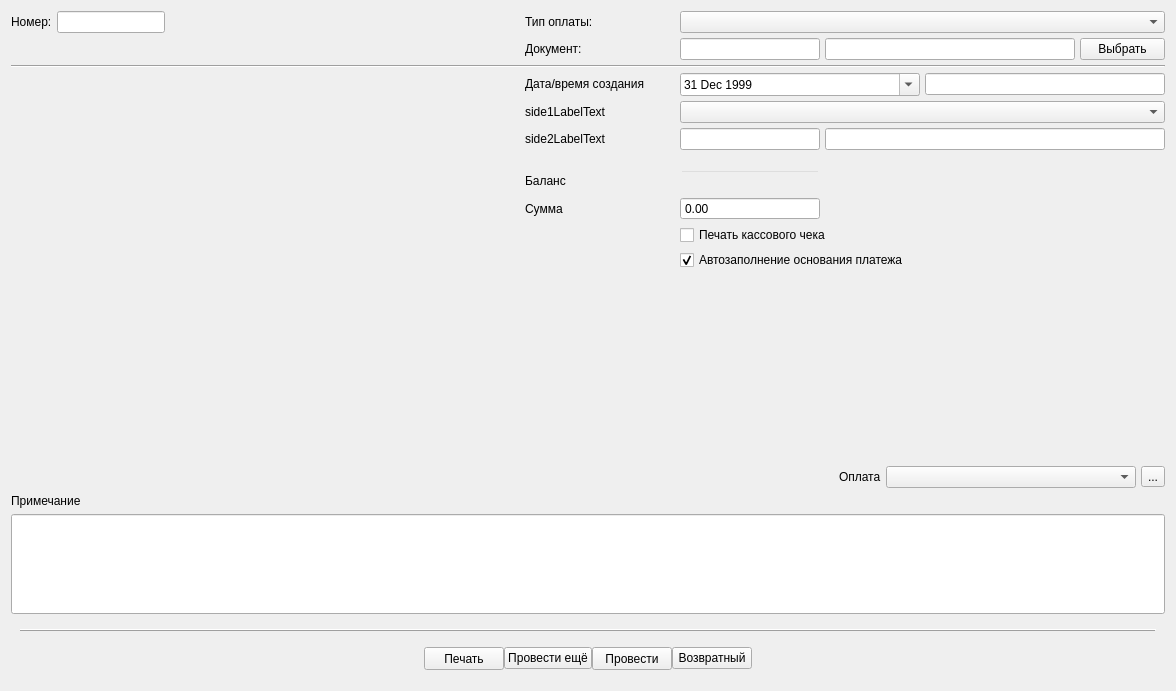
solderercb/snap_crm, file tabcashoperation.ui: the form before one commit.
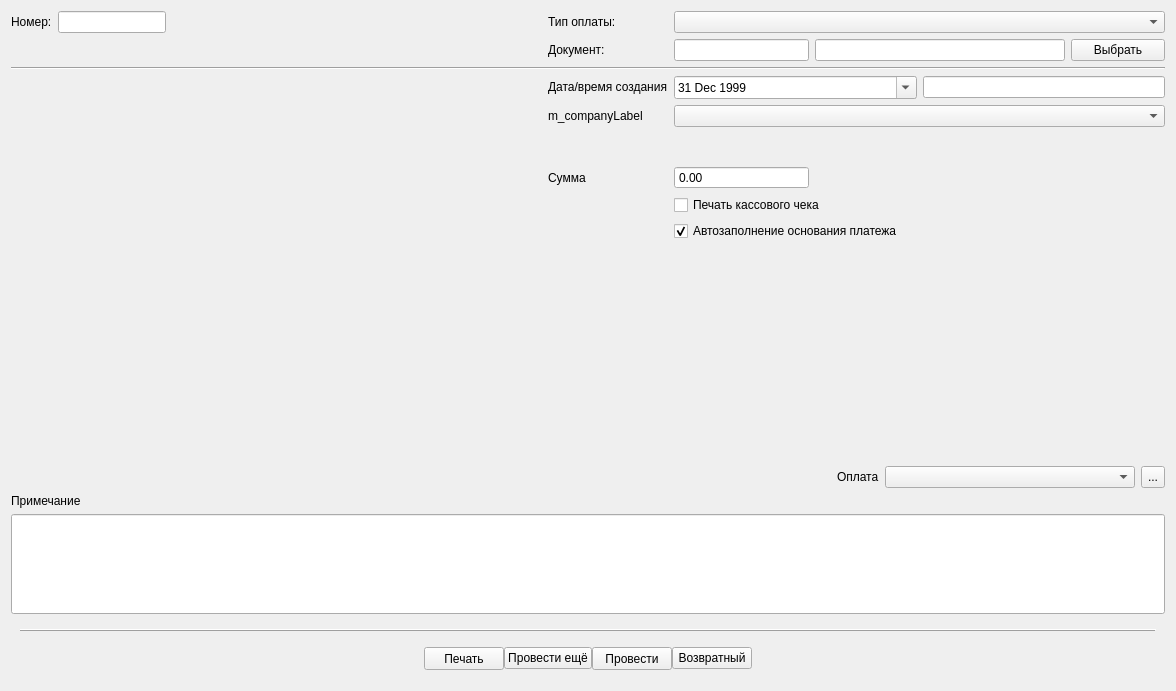
The form after the commit. Icons and pictures are not drawn. Custom widgets are drawn as their Qt base class.

```diff
--- a/tabcashoperation.ui
+++ b/tabcashoperation.ui
@@ -28,40 +28,14 @@
      <item row="1" column="0">
       <layout class="QVBoxLayout" name="verticalLayout" stretch="0,0">
        <item>
-        <layout class="QGridLayout" name="centerGridLayout" rowstretch="0,0,0,0,0,0,0,0,0,0,0,0,0" columnstretch="1,0,0,0" columnminimumwidth="0,150,140,340">
-         <property name="spacing">
-          <number>5</number>
-         </property>
-         <item row="1" column="0">
-          <widget class="QLabel" name="dummyForRowHeight">
+        <layout class="QGridLayout" name="centerGridLayout" rowstretch="0,0,0,0,0,0,0,0,0,0,0,0" columnstretch="1,0,0,0" columnminimumwidth="0,0,0,350">
+         <item row="0" column="2" colspan="2">
+          <widget class="QComboBox" name="comboBoxOperationType">
            <property name="sizePolicy">
-            <sizepolicy hsizetype="Preferred" vsizetype="Minimum">
+            <sizepolicy hsizetype="MinimumExpanding" vsizetype="Fixed">
              <horstretch>0</horstretch>
              <verstretch>0</verstretch>
             </sizepolicy>
-           </property>
-           <property name="styleSheet">
-            <string notr="true">color: rgba(255, 255, 255, 0);</string>
-           </property>
-           <property name="text">
-            <string>dummyForHeight</string>
-           </property>
-           <property name="margin">
-            <number>4</number>
-           </property>
-          </widget>
-         </item>
-         <item row="8" column="1">
-          <widget class="QLabel" name="labelSumm">
-           <property name="text">
-            <string>Сумма</string>
-           </property>
-          </widget>
-         </item>
-         <item row="4" column="1">
-          <widget class="QLabel" name="labelSide1">
-           <property name="text">
-            <string>side1LabelText</string>
            </property>
           </widget>
          </item>
@@ -75,86 +49,10 @@
            </property>
           </widget>
          </item>
-         <item row="7" column="0" rowspan="5">
-          <layout class="QVBoxLayout" name="verticalLayout_2">
-           <item>
-            <spacer name="verticalSpacer">
-             <property name="orientation">
-              <enum>Qt::Vertical</enum>
-             </property>
-             <property name="sizeHint" stdset="0">
-              <size>
-               <width>20</width>
-               <height>40</height>
-              </size>
-             </property>
-            </spacer>
-           </item>
-          </layout>
-         </item>
-         <item row="5" column="3">
-          <widget class="SLineEdit" name="lineEditClientLastName">
-           <property name="minimumSize">
-            <size>
-             <width>280</width>
-             <height>0</height>
-            </size>
-           </property>
-          </widget>
-         </item>
-         <item row="11" column="3">
-          <spacer name="verticalSpacer_2">
-           <property name="orientation">
-            <enum>Qt::Vertical</enum>
-           </property>
-           <property name="sizeHint" stdset="0">
-            <size>
-             <width>20</width>
-             <height>40</height>
-            </size>
-           </property>
-          </spacer>
-         </item>
-         <item row="0" column="2" colspan="2">
-          <widget class="QComboBox" name="comboBoxOrderType">
-           <property name="sizePolicy">
-            <sizepolicy hsizetype="MinimumExpanding" vsizetype="Fixed">
-             <horstretch>0</horstretch>
-             <verstretch>0</verstretch>
-            </sizepolicy>
-           </property>
-          </widget>
-         </item>
-         <item row="3" column="1">
-          <widget class="QLabel" name="labelDate">
-           <property name="sizePolicy">
-            <sizepolicy hsizetype="Preferred" vsizetype="Fixed">
-             <horstretch>0</horstretch>
-             <verstretch>0</verstretch>
-            </sizepolicy>
-           </property>
-           <property name="text">
-            <string>Дата/время создания</string>
-           </property>
-           <property name="margin">
-            <number>3</number>
-           </property>
-           <property name="indent">
-            <number>0</number>
-           </property>
-          </widget>
-         </item>
-         <item row="7" column="1">
-          <widget class="QLabel" name="labelBalance">
-           <property name="text">
-            <string>Баланс</string>
-           </property>
-          </widget>
-         </item>
          <item row="3" column="2" colspan="2">
           <layout class="QHBoxLayout" name="horizontalLayout_4" stretch="1,1">
            <item>
-            <widget class="QDateEdit" name="dateEdit">
+            <widget class="SDateEdit" name="dateEdit">
              <property name="frame">
               <bool>true</bool>
              </property>
@@ -163,7 +61,7 @@
              </property>
              <property name="dateTime">
               <datetime>
-               <hour>21</hour>
+               <hour>9</hour>
                <minute>0</minute>
                <second>0</second>
                <year>1999</year>
@@ -173,7 +71,7 @@
              </property>
              <property name="maximumDateTime">
               <datetime>
-               <hour>20</hour>
+               <hour>8</hour>
                <minute>59</minute>
                <second>59</second>
                <year>2029</year>
@@ -183,7 +81,7 @@
              </property>
              <property name="minimumDateTime">
               <datetime>
-               <hour>21</hour>
+               <hour>9</hour>
                <minute>0</minute>
                <second>0</second>
                <year>1999</year>
@@ -205,10 +103,148 @@
            </item>
           </layout>
          </item>
-         <item row="9" column="2" colspan="2">
-          <widget class="QCheckBox" name="checkBoxPrintCheck">
+         <item row="1" column="0">
+          <widget class="QLabel" name="dummyForRowHeight">
+           <property name="sizePolicy">
+            <sizepolicy hsizetype="Preferred" vsizetype="Minimum">
+             <horstretch>0</horstretch>
+             <verstretch>0</verstretch>
+            </sizepolicy>
+           </property>
+           <property name="styleSheet">
+            <string notr="true">color: rgba(255, 255, 255, 0);</string>
+           </property>
            <property name="text">
-            <string>Печать кассового чека</string>
+            <string>dummyForHeight</string>
+           </property>
+           <property name="margin">
+            <number>4</number>
+           </property>
+          </widget>
+         </item>
+         <item row="3" column="1">
+          <widget class="QLabel" name="labelDate">
+           <property name="sizePolicy">
+            <sizepolicy hsizetype="Preferred" vsizetype="Fixed">
+             <horstretch>0</horstretch>
+             <verstretch>0</verstretch>
+            </sizepolicy>
+           </property>
+           <property name="text">
+            <string>Дата/время создания</string>
+           </property>
+           <property name="margin">
+            <number>3</number>
+           </property>
+           <property name="indent">
+            <number>0</number>
+           </property>
+          </widget>
+         </item>
+         <item row="0" column="0">
+          <layout class="QHBoxLayout" name="horizontalLayout_8">
+           <item>
+            <widget class="QLabel" name="labelOrderNum">
+             <property name="sizePolicy">
+              <sizepolicy hsizetype="Preferred" vsizetype="Fixed">
+               <horstretch>0</horstretch>
+               <verstretch>0</verstretch>
+              </sizepolicy>
+             </property>
+             <property name="styleSheet">
+              <string notr="true"/>
+             </property>
+             <property name="text">
+              <string>Номер:</string>
+             </property>
+             <property name="margin">
+              <number>3</number>
+             </property>
+             <property name="indent">
+              <number>0</number>
+             </property>
+            </widget>
+           </item>
+           <item>
+            <widget class="QLineEdit" name="lineEditOrderNum">
+             <property name="sizePolicy">
+              <sizepolicy hsizetype="Minimum" vsizetype="Fixed">
+               <horstretch>0</horstretch>
+               <verstretch>0</verstretch>
+              </sizepolicy>
+             </property>
+             <property name="styleSheet">
+              <string notr="true"/>
+             </property>
+             <property name="readOnly">
+              <bool>true</bool>
+             </property>
+            </widget>
+           </item>
+           <item>
+            <spacer name="horizontalSpacer_3">
+             <property name="orientation">
+              <enum>Qt::Horizontal</enum>
+             </property>
+             <property name="sizeHint" stdset="0">
+              <size>
+               <width>40</width>
+               <height>20</height>
+              </size>
+             </property>
+            </spacer>
+           </item>
+          </layout>
+         </item>
+         <item row="2" column="0" colspan="4">
+          <widget class="Line" name="line_2">
+           <property name="orientation">
+            <enum>Qt::Horizontal</enum>
+           </property>
+          </widget>
+         </item>
+         <item row="10" column="3">
+          <spacer name="verticalSpacer_2">
+           <property name="orientation">
+            <enum>Qt::Vertical</enum>
+           </property>
+           <property name="sizeHint" stdset="0">
+            <size>
+             <width>20</width>
+             <height>40</height>
+            </size>
+           </property>
+          </spacer>
+         </item>
+         <item row="7" column="1">
+          <widget class="QLabel" name="labelSumm">
+           <property name="text">
+            <string>Сумма</string>
+           </property>
+          </widget>
+         </item>
+         <item row="5" column="1" colspan="3">
+          <widget class="SClientSelectForm" name="widgetClientInput" native="true">
+           <property name="enabled">
+            <bool>true</bool>
+           </property>
+           <property name="sizePolicy">
+            <sizepolicy hsizetype="Preferred" vsizetype="Minimum">
+             <horstretch>0</horstretch>
+             <verstretch>0</verstretch>
+            </sizepolicy>
+           </property>
+           <property name="minimumSize">
+            <size>
+             <width>0</width>
+             <height>21</height>
+            </size>
+           </property>
+           <property name="maximumSize">
+            <size>
+             <width>16777215</width>
+             <height>500</height>
+            </size>
            </property>
           </widget>
          </item>
@@ -222,44 +258,24 @@
            </property>
           </widget>
          </item>
-         <item row="2" column="0" colspan="4">
-          <widget class="Line" name="line_2">
-           <property name="orientation">
-            <enum>Qt::Horizontal</enum>
+         <item row="4" column="2" colspan="2">
+          <widget class="QComboBox" name="comboBoxCompany">
+           <property name="insertPolicy">
+            <enum>QComboBox::NoInsert</enum>
            </property>
           </widget>
          </item>
-         <item row="1" column="3">
-          <layout class="QHBoxLayout" name="horizontalLayout_5">
-           <item>
-            <widget class="QLineEdit" name="lineEditLinkedObjCaption">
-             <property name="sizePolicy">
-              <sizepolicy hsizetype="Minimum" vsizetype="Fixed">
-               <horstretch>0</horstretch>
-               <verstretch>0</verstretch>
-              </sizepolicy>
-             </property>
-             <property name="minimumSize">
-              <size>
-               <width>250</width>
-               <height>0</height>
-              </size>
-             </property>
-             <property name="styleSheet">
-              <string notr="true"/>
-             </property>
-            </widget>
-           </item>
-           <item>
-            <widget class="QPushButton" name="pushButtonOpenLinkedObject">
-             <property name="text">
-              <string>Выбрать</string>
-             </property>
-            </widget>
-           </item>
-          </layout>
+         <item row="9" column="2" colspan="2">
+          <widget class="QCheckBox" name="checkBoxAutoReason">
+           <property name="text">
+            <string>Автозаполнение основания платежа</string>
+           </property>
+           <property name="checked">
+            <bool>true</bool>
+           </property>
+          </widget>
          </item>
-         <item row="12" column="2" colspan="2">
+         <item row="11" column="2" colspan="2">
           <layout class="QHBoxLayout" name="horizontalLayout_7" stretch="0,0,1,0">
            <item>
             <spacer name="horizontalSpacer_6">
@@ -295,6 +311,12 @@
            </item>
            <item>
             <widget class="QComboBox" name="comboBoxPaymentAccount">
+             <property name="sizePolicy">
+              <sizepolicy hsizetype="Preferred" vsizetype="Fixed">
+               <horstretch>0</horstretch>
+               <verstretch>0</verstretch>
+              </sizepolicy>
+             </property>
              <property name="minimumSize">
               <size>
                <width>50</width>
@@ -314,6 +336,18 @@
            </item>
            <item>
             <widget class="QToolButton" name="toolButtonApplyPaymentSystem">
+             <property name="sizePolicy">
+              <sizepolicy hsizetype="Preferred" vsizetype="Preferred">
+               <horstretch>0</horstretch>
+               <verstretch>0</verstretch>
+              </sizepolicy>
+             </property>
+             <property name="sizeIncrement">
+              <size>
+               <width>1</width>
+               <height>1</height>
+              </size>
+             </property>
              <property name="text">
               <string>...</string>
              </property>
@@ -325,52 +359,67 @@
            </item>
           </layout>
          </item>
-         <item row="7" column="3">
-          <spacer name="horizontalSpacer_4">
-           <property name="orientation">
-            <enum>Qt::Horizontal</enum>
+         <item row="5" column="0" rowspan="6">
+          <layout class="QVBoxLayout" name="verticalLayout_2">
+           <item>
+            <spacer name="verticalSpacer">
+             <property name="orientation">
+              <enum>Qt::Vertical</enum>
+             </property>
+             <property name="sizeHint" stdset="0">
+              <size>
+               <width>20</width>
+               <height>40</height>
+              </size>
+             </property>
+            </spacer>
+           </item>
+          </layout>
+         </item>
+         <item row="1" column="2">
+          <widget class="QLineEdit" name="lineEditLinkedObjId">
+           <property name="sizePolicy">
+            <sizepolicy hsizetype="Minimum" vsizetype="Fixed">
+             <horstretch>0</horstretch>
+             <verstretch>0</verstretch>
+            </sizepolicy>
            </property>
-           <property name="sizeHint" stdset="0">
-            <size>
-             <width>40</width>
-             <height>0</height>
-            </size>
+           <property name="styleSheet">
+            <string notr="true"/>
            </property>
-          </spacer>
+          </widget>
+         </item>
+         <item row="1" column="3">
+          <layout class="QHBoxLayout" name="horizontalLayout_5">
+           <item>
+            <widget class="SLineEdit" name="lineEditLinkedObjCaption">
+             <property name="sizePolicy">
+              <sizepolicy hsizetype="Minimum" vsizetype="Fixed">
+               <horstretch>0</horstretch>
+               <verstretch>0</verstretch>
+              </sizepolicy>
+             </property>
+             <property name="minimumSize">
+              <size>
+               <width>250</width>
+               <height>0</height>
+              </size>
+             </property>
+             <property name="styleSheet">
+              <string notr="true"/>
+             </property>
+            </widget>
+           </item>
+           <item>
+            <widget class="QPushButton" name="pushButtonOpenLinkedObject">
+             <property name="text">
+              <string>Выбрать</string>
+             </property>
+            </widget>
+           </item>
+          </layout>
          </item>
          <item row="7" column="2">
-          <widget class="QLineEdit" name="lineEditBalance">
-           <property name="sizePolicy">
-            <sizepolicy hsizetype="Minimum" vsizetype="Fixed">
-             <horstretch>0</horstretch>
-             <verstretch>0</verstretch>
-            </sizepolicy>
-           </property>
-           <property name="minimumSize">
-            <size>
-             <width>135</width>
-             <height>0</height>
-            </size>
-           </property>
-           <property name="styleSheet">
-            <string notr="true">background-color: rgba(255, 255, 255, 0);</string>
-           </property>
-           <property name="readOnly">
-            <bool>true</bool>
-           </property>
-          </widget>
-         </item>
-         <item row="10" column="2" colspan="2">
-          <widget class="QCheckBox" name="checkBoxAutoReason">
-           <property name="text">
-            <string>Автозаполнение основания платежа</string>
-           </property>
-           <property name="checked">
-            <bool>true</bool>
-           </property>
-          </widget>
-         </item>
-         <item row="8" column="2">
           <widget class="QDoubleSpinBox" name="doubleSpinBoxAmount">
            <property name="sizePolicy">
             <sizepolicy hsizetype="Minimum" vsizetype="Fixed">
@@ -410,129 +459,17 @@
            </property>
           </widget>
          </item>
-         <item row="4" column="2" colspan="2">
-          <widget class="QComboBox" name="comboBoxCompany">
-           <property name="insertPolicy">
-            <enum>QComboBox::NoInsert</enum>
-           </property>
-          </widget>
-         </item>
-         <item row="1" column="2">
-          <widget class="QLineEdit" name="lineEditLinkedObjId">
-           <property name="sizePolicy">
-            <sizepolicy hsizetype="Minimum" vsizetype="Fixed">
-             <horstretch>0</horstretch>
-             <verstretch>0</verstretch>
-            </sizepolicy>
-           </property>
-           <property name="styleSheet">
-            <string notr="true"/>
-           </property>
-          </widget>
-         </item>
-         <item row="5" column="2">
-          <widget class="QLineEdit" name="lineClientId">
-           <property name="sizePolicy">
-            <sizepolicy hsizetype="Minimum" vsizetype="Fixed">
-             <horstretch>0</horstretch>
-             <verstretch>0</verstretch>
-            </sizepolicy>
-           </property>
-           <property name="minimumSize">
-            <size>
-             <width>135</width>
-             <height>20</height>
-            </size>
-           </property>
-           <property name="styleSheet">
-            <string notr="true"/>
-           </property>
-          </widget>
-         </item>
-         <item row="5" column="1">
-          <widget class="QLabel" name="labelSide2">
+         <item row="8" column="2" colspan="2">
+          <widget class="QCheckBox" name="checkBoxPrintCheck">
            <property name="text">
-            <string>side2LabelText</string>
+            <string>Печать кассового чека</string>
            </property>
           </widget>
          </item>
-         <item row="0" column="0">
-          <layout class="QHBoxLayout" name="horizontalLayout_8">
-           <item>
-            <widget class="QLabel" name="labelOrderNum">
-             <property name="sizePolicy">
-              <sizepolicy hsizetype="Preferred" vsizetype="Fixed">
-               <horstretch>0</horstretch>
-               <verstretch>0</verstretch>
-              </sizepolicy>
-             </property>
-             <property name="styleSheet">
-              <string notr="true"/>
-             </property>
-             <property name="text">
-              <string>Номер:</string>
-             </property>
-             <property name="margin">
-              <number>3</number>
-             </property>
-             <property name="indent">
-              <number>0</number>
-             </property>
-            </widget>
-           </item>
-           <item>
-            <widget class="QLineEdit" name="lineEditOrderNum">
-             <property name="sizePolicy">
-              <sizepolicy hsizetype="Minimum" vsizetype="Fixed">
-               <horstretch>0</horstretch>
-               <verstretch>0</verstretch>
-              </sizepolicy>
-             </property>
-             <property name="styleSheet">
-              <string notr="true"/>
-             </property>
-             <property name="readOnly">
-              <bool>true</bool>
-             </property>
-            </widget>
-           </item>
-           <item>
-            <spacer name="horizontalSpacer_3">
-             <property name="orientation">
-              <enum>Qt::Horizontal</enum>
-             </property>
-             <property name="sizeHint" stdset="0">
-              <size>
-               <width>40</width>
-               <height>20</height>
-              </size>
-             </property>
-            </spacer>
-           </item>
-          </layout>
-         </item>
-         <item row="6" column="1" colspan="3">
-          <widget class="SClientMatch" name="widgetClientMatch" native="true">
-           <property name="enabled">
-            <bool>true</bool>
-           </property>
-           <property name="sizePolicy">
-            <sizepolicy hsizetype="Preferred" vsizetype="Minimum">
-             <horstretch>0</horstretch>
-             <verstretch>0</verstretch>
-            </sizepolicy>
-           </property>
-           <property name="minimumSize">
-            <size>
-             <width>0</width>
-             <height>10</height>
-            </size>
-           </property>
-           <property name="maximumSize">
-            <size>
-             <width>16777215</width>
-             <height>500</height>
-            </size>
+         <item row="4" column="1">
+          <widget class="QLabel" name="labelCompany">
+           <property name="text">
+            <string>m_companyLabel</string>
            </property>
           </widget>
          </item>
@@ -725,14 +662,19 @@
    </slots>
   </customwidget>
   <customwidget>
-   <class>SClientMatch</class>
+   <class>SClientSelectForm</class>
    <extends>QWidget</extends>
-   <header>widgets/sclientmatch.h</header>
+   <header>widgets/sclientselectform.h</header>
    <container>1</container>
   </customwidget>
+  <customwidget>
+   <class>SDateEdit</class>
+   <extends>QDateEdit</extends>
+   <header>widgets/sdateedit.h</header>
+  </customwidget>
  </customwidgets>
  <tabstops>
-  <tabstop>comboBoxOrderType</tabstop>
+  <tabstop>comboBoxOperationType</tabstop>
   <tabstop>checkBoxPrintCheck</tabstop>
   <tabstop>checkBoxAutoReason</tabstop>
   <tabstop>comboBoxPaymentAccount</tabstop>
@@ -749,216 +691,7 @@
  <resources>
   <include location="styles/styles.qrc"/>
  </resources>
- <connections>
-  <connection>
-   <sender>lineEditClientLastName</sender>
-   <signal>textEdited(QString)</signal>
-   <receiver>tabCashOperation</receiver>
-   <slot>findClientByLastname(QString)</slot>
-   <hints>
-    <hint type="sourcelabel">
-     <x>974</x>
-     <y>166</y>
-    </hint>
-    <hint type="destinationlabel">
-     <x>1175</x>
-     <y>159</y>
-    </hint>
-   </hints>
-  </connection>
-  <connection>
-   <sender>buttonSave</sender>
-   <signal>clicked()</signal>
-   <receiver>tabCashOperation</receiver>
-   <slot>buttonSaveClicked()</slot>
-   <hints>
-    <hint type="sourcelabel">
-     <x>625</x>
-     <y>666</y>
-    </hint>
-    <hint type="destinationlabel">
-     <x>700</x>
-     <y>674</y>
-    </hint>
-   </hints>
-  </connection>
-  <connection>
-   <sender>buttonPrint</sender>
-   <signal>clicked()</signal>
-   <receiver>tabCashOperation</receiver>
-   <slot>buttonPrintClicked()</slot>
-   <hints>
-    <hint type="sourcelabel">
-     <x>501</x>
-     <y>666</y>
-    </hint>
-    <hint type="destinationlabel">
-     <x>550</x>
-     <y>674</y>
-    </hint>
-   </hints>
-  </connection>
-  <connection>
-   <sender>comboBoxPaymentAccount</sender>
-   <signal>currentIndexChanged(int)</signal>
-   <receiver>tabCashOperation</receiver>
-   <slot>paymentSystemChanged(int)</slot>
-   <hints>
-    <hint type="sourcelabel">
-     <x>1133</x>
-     <y>473</y>
-    </hint>
-    <hint type="destinationlabel">
-     <x>1170</x>
-     <y>466</y>
-    </hint>
-   </hints>
-  </connection>
-  <connection>
-   <sender>dateEdit</sender>
-   <signal>dateChanged(QDate)</signal>
-   <receiver>tabCashOperation</receiver>
-   <slot>dateChanged(QDate)</slot>
-   <hints>
-    <hint type="sourcelabel">
-     <x>968</x>
-     <y>114</y>
-    </hint>
-    <hint type="destinationlabel">
-     <x>1171</x>
-     <y>113</y>
-    </hint>
-   </hints>
-  </connection>
-  <connection>
-   <sender>pushButtonOpenLinkedObject</sender>
-   <signal>clicked()</signal>
-   <receiver>tabCashOperation</receiver>
-   <slot>buttonOpenDocClicked()</slot>
-   <hints>
-    <hint type="sourcelabel">
-     <x>1130</x>
-     <y>49</y>
-    </hint>
-    <hint type="destinationlabel">
-     <x>1171</x>
-     <y>47</y>
-    </hint>
-   </hints>
-  </connection>
-  <connection>
-   <sender>comboBoxOrderType</sender>
-   <signal>currentIndexChanged(int)</signal>
-   <receiver>tabCashOperation</receiver>
-   <slot>orderTypeChanged(int)</slot>
-   <hints>
-    <hint type="sourcelabel">
-     <x>1050</x>
-     <y>20</y>
-    </hint>
-    <hint type="destinationlabel">
-     <x>1174</x>
-     <y>21</y>
-    </hint>
-   </hints>
-  </connection>
-  <connection>
-   <sender>checkBoxAutoReason</sender>
-   <signal>stateChanged(int)</signal>
-   <receiver>tabCashOperation</receiver>
-   <slot>autoReasonEnabled(int)</slot>
-   <hints>
-    <hint type="sourcelabel">
-     <x>833</x>
-     <y>268</y>
-    </hint>
-    <hint type="destinationlabel">
-     <x>1173</x>
-     <y>265</y>
-    </hint>
-   </hints>
-  </connection>
-  <connection>
-   <sender>buttonRevert</sender>
-   <signal>clicked()</signal>
-   <receiver>tabCashOperation</receiver>
-   <slot>buttonRevertClicked()</slot>
-   <hints>
-    <hint type="sourcelabel">
-     <x>685</x>
-     <y>652</y>
-    </hint>
-    <hint type="destinationlabel">
-     <x>749</x>
-     <y>685</y>
-    </hint>
-   </hints>
-  </connection>
-  <connection>
-   <sender>doubleSpinBoxAmount</sender>
-   <signal>valueChanged(double)</signal>
-   <receiver>tabCashOperation</receiver>
-   <slot>amountChanged(double)</slot>
-   <hints>
-    <hint type="sourcelabel">
-     <x>755</x>
-     <y>221</y>
-    </hint>
-    <hint type="destinationlabel">
-     <x>1171</x>
-     <y>231</y>
-    </hint>
-   </hints>
-  </connection>
-  <connection>
-   <sender>lineEditReason</sender>
-   <signal>textEdited(QString)</signal>
-   <receiver>tabCashOperation</receiver>
-   <slot>reasonEdited(QString)</slot>
-   <hints>
-    <hint type="sourcelabel">
-     <x>880</x>
-     <y>569</y>
-    </hint>
-    <hint type="destinationlabel">
-     <x>1172</x>
-     <y>546</y>
-    </hint>
-   </hints>
-  </connection>
-  <connection>
-   <sender>toolButtonApplyPaymentSystem</sender>
-   <signal>clicked()</signal>
-   <receiver>tabCashOperation</receiver>
-   <slot>applyPaymentSystem()</slot>
-   <hints>
-    <hint type="sourcelabel">
-     <x>1154</x>
-     <y>458</y>
-    </hint>
-    <hint type="destinationlabel">
-     <x>1171</x>
-     <y>433</y>
-    </hint>
-   </hints>
-  </connection>
-  <connection>
-   <sender>buttonSaveMore</sender>
-   <signal>clicked()</signal>
-   <receiver>tabCashOperation</receiver>
-   <slot>buttonSaveMoreClicked()</slot>
-   <hints>
-    <hint type="sourcelabel">
-     <x>537</x>
-     <y>657</y>
-    </hint>
-    <hint type="destinationlabel">
-     <x>616</x>
-     <y>684</y>
-    </hint>
-   </hints>
-  </connection>
- </connections>
+ <connections/>
  <slots>
   <slot>findClientByLastname(QString)</slot>
   <slot>clientMatchTableDoubleClicked(QModelIndex)</slot>
@@ -967,7 +700,7 @@
   <slot>paymentSystemChanged(int)</slot>
   <slot>dateChanged(QDate)</slot>
   <slot>buttonOpenDocClicked()</slot>
-  <slot>orderTypeChanged(int)</slot>
+  <slot>operationTypeChanged(int)</slot>
   <slot>amountChanged(QString)</slot>
   <slot>autoReasonEnabled(int)</slot>
   <slot>buttonRevertClicked()</slot>
```
